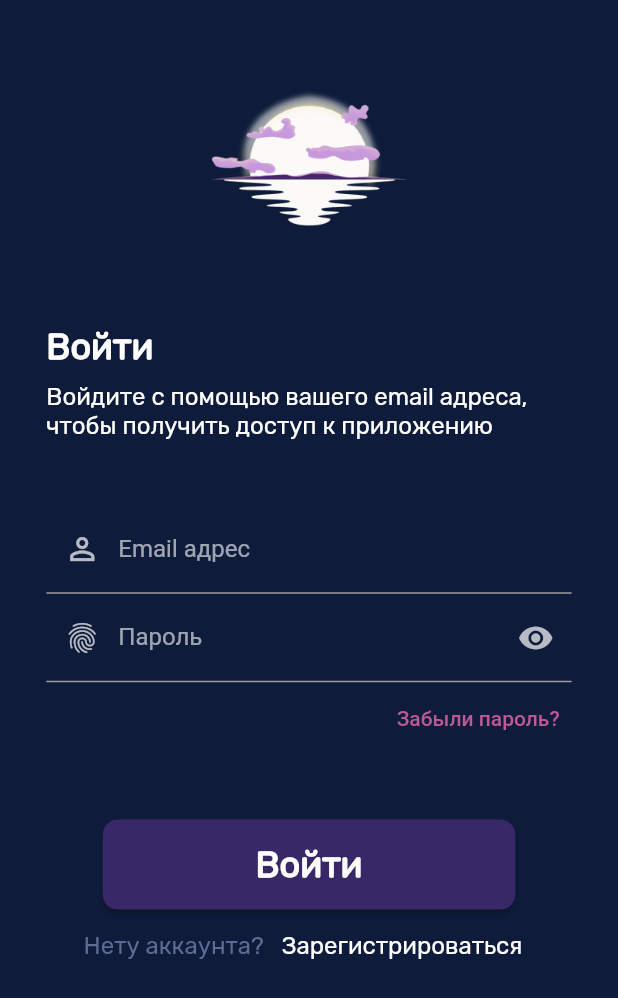
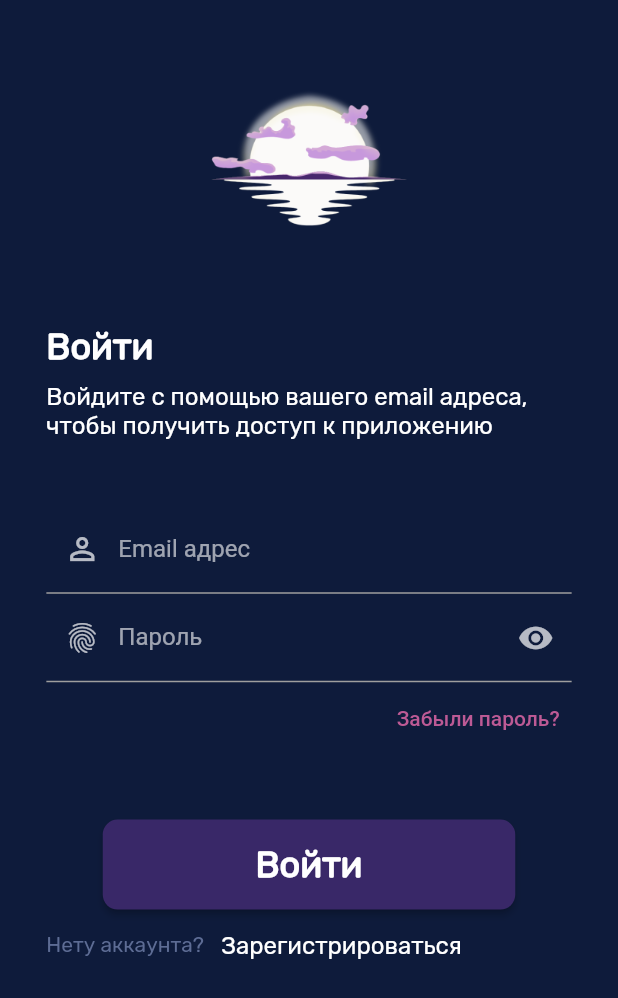
Before and after one commit to kozhamseitova/mental_health_app, a Flutter app: the screen it shows after launch, after a tap on "Войти", on a phone screen of 412 x 824 dp. Shown: the top 998 px of the screen. Run offline on Flutter 3.47's test engine with Material 2 defaults, Android fonts, the phone set to English and light mode, and no system bars; our stand-ins replace audioplayers, cloud_firestore, firebase_auth, firebase_core, flutter_spinkit, get; accounts and stored records are empty.

Commit message:
change font size

```diff
--- a/lib/src/constants/text_styles.dart
+++ b/lib/src/constants/text_styles.dart
@@ -6,7 +6,7 @@ import 'package:mental_health_app/src/constants/colors.dart';
 const TextStyle tsWelcomePageTitle = TextStyle(color: cTextColor, fontSize: 36, fontWeight: FontWeight.bold, fontFamily: 'Lobster');
 const TextStyle tsWelcomePageSubTitle = TextStyle(color: cTextColor, fontSize: 20, fontWeight: FontWeight.w600, fontFamily: 'Rubik');
 const TextStyle tsButton = TextStyle(color: cTextColor, fontSize: 24, fontWeight: FontWeight.bold, fontFamily: 'Rubik');
-const TextStyle tsHaveAccount = TextStyle(color: cSubTextColor, fontSize: 16, fontWeight: FontWeight.w300, fontFamily: 'Rubik');
+const TextStyle tsHaveAccount = TextStyle(color: cSubTextColor, fontSize: 14, fontWeight: FontWeight.w300, fontFamily: 'Rubik');
 const TextStyle tsSignInSmall = TextStyle(color: cTextColor, fontSize: 16, fontWeight: FontWeight.w400, fontFamily: 'Rubik');
 
 
@@ -26,7 +26,7 @@ const TextStyle tsHomePageDailyMeditationTitle = TextStyle(color: cTextColor, fo
 const TextStyle tsHomePageDailyMeditationSubTitle = TextStyle(color: cTextColor, fontSize: 17, fontWeight: FontWeight.w500, fontFamily: 'Rubik');
 
 const TextStyle tsMeditationPageTitle = TextStyle(color: cTextColor, fontSize: 24, fontWeight: FontWeight.bold, fontFamily: 'Rubik');
-const TextStyle tsMeditationPageSubTitle = TextStyle(color: cTextColor, fontSize: 16, fontWeight: FontWeight.w300, fontFamily: 'Rubik');
+const TextStyle tsMeditationPageSubTitle = TextStyle(color: cTextColor, fontSize: 14, fontWeight: FontWeight.w300, fontFamily: 'Rubik');
 
 const TextStyle tsAudioGroupTitle = TextStyle(color: cTextColor, fontSize: 16, fontWeight: FontWeight.w600, fontFamily: 'Rubik');
 const TextStyle tsAudioTitle = TextStyle(color: cTextColor, fontSize: 15, fontWeight: FontWeight.w300, fontFamily: 'Rubik');
--- a/lib/src/screens/login/login_screen.dart
+++ b/lib/src/screens/login/login_screen.dart
@@ -223,7 +223,6 @@ class _LoginScreenState extends State<LoginScreen> {
                                 style: tsButton,
                               )),
                       Row(
-                        mainAxisAlignment: MainAxisAlignment.center,
                         children: [
                           Text(
                             tHaveAccountQ,
--- a/lib/src/screens/welcome/welcome_screen.dart
+++ b/lib/src/screens/welcome/welcome_screen.dart
@@ -42,7 +42,7 @@ class WelcomeScreen extends StatelessWidget {
                     children: [
                       Text(tWelcomeTitle, style: tsWelcomePageTitle,),
                       SizedBox(height: 15),
-                      Text(tWelcomeSubTitle, style: tsWelcomePageSubTitle,),
+                      Padding(padding: EdgeInsets.symmetric(horizontal: 15) , child: Text(tWelcomeSubTitle, style: tsWelcomePageSubTitle,),),
                     ],
                   ),
                   Column(
```
Also changed, not shown: lib/src/screens/meditation/meditation_screen.dart (+8 -5 lines), lib/src/screens/sleep/sleep_screen.dart (+9 -8 lines).
